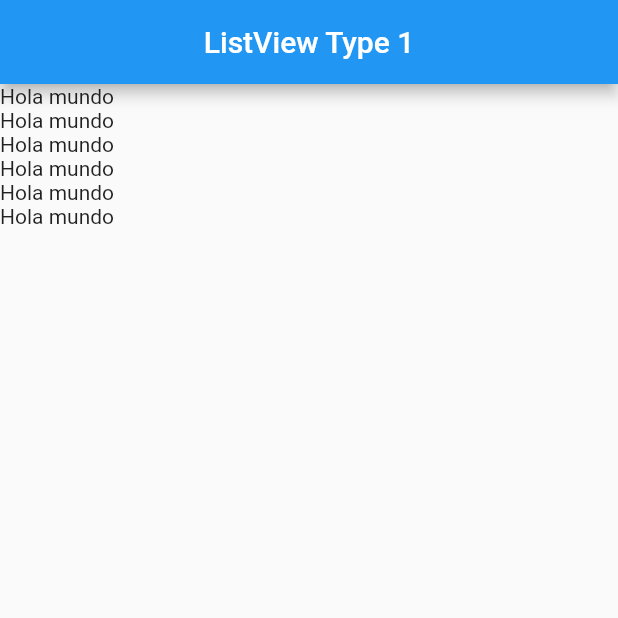
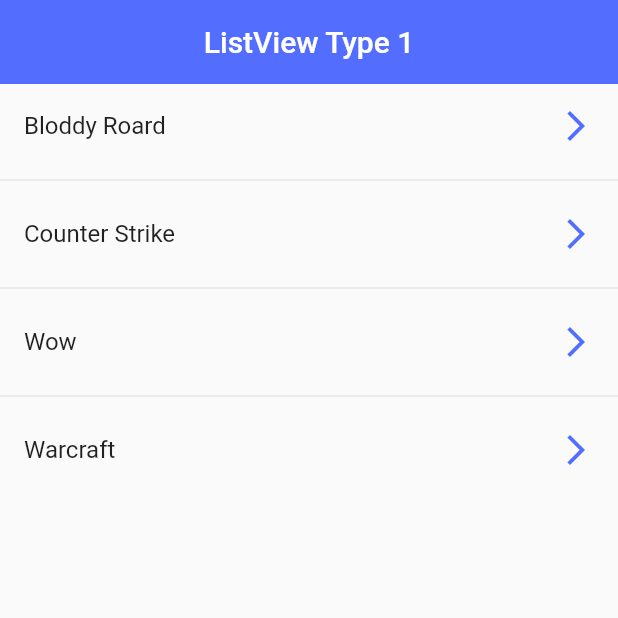
Before and after one commit to Alejgl04/flutter-components, a Flutter app: the screen it shows after launch, on a phone screen of 412 x 824 dp, the top half of it. Run offline on Flutter 3.47's test engine with Material 2 defaults, Android fonts, the phone set to English and light mode, and no system bars.

Commit message:
Listview Tipe 1

```diff
--- a/lib/main.dart
+++ b/lib/main.dart
@@ -1,5 +1,6 @@
-import 'package:fl_widgets/screens/listview_screen.dart';
 import 'package:flutter/material.dart';
+
+import 'package:fl_widgets/screens/listview1_screen.dart';
 
 void main() => runApp( const MyApp() );
 
@@ -12,7 +13,7 @@
       debugShowCheckedModeBanner: false,
 
       title: 'Material App',
-      home: ListviewScreen()
+      home: Listview1Screen()
     );
   }
 }
--- /dev/null
+++ b/lib/screens/listview1_screen.dart
@@ -0,0 +1,31 @@
+import 'package:flutter/material.dart';
+
+class Listview1Screen extends StatelessWidget {
+  final options = const['Bloddy Roard', 'Counter Strike', 'Wow', 'Warcraft'];
+  const Listview1Screen({Key? key}) : super(key: key);
+
+  @override
+  Widget build(BuildContext context) {
+    return Scaffold(
+      appBar:AppBar(
+        centerTitle: true,
+        elevation: 0,
+        backgroundColor: Colors.indigoAccent,
+        title: const Text('ListView Type 1'),
+      ),
+      body: ListView.separated(
+        itemCount: options.length,
+        itemBuilder: ( context, index ) => ListTile(
+          title: Text(options[index]),
+          trailing: const Icon( Icons.arrow_forward_ios_outlined, color:  Colors.indigoAccent),
+          onTap: () {
+            final game = options[index];
+            // ignore: avoid_print
+            print(game);
+          },
+        ),
+        separatorBuilder: (_, __) => const Divider(),
+      )
+    );
+  }
+}
--- a/lib/screens/listview_screen.dart
+++ b/lib/screens/listview_screen.dart
@@ -1,7 +1,7 @@
 import 'package:flutter/material.dart';
 
 class ListviewScreen extends StatelessWidget {
-
+  final options = const['Bloddy Roard', 'Counter Strike', 'Wow', 'Warcraft'];
   const ListviewScreen({Key? key}) : super(key: key);
 
   @override
@@ -13,12 +13,12 @@
       ),
       body: ListView(
         children: [
-          Text('Hola mundo'),
-          Text('Hola mundo'),
-          Text('Hola mundo'),
-          Text('Hola mundo'),
-          Text('Hola mundo'),
-          Text('Hola mundo'),
+          ...options.map((e) =>
+          ListTile(
+            title: Text(e),
+            trailing: const Icon( Icons.arrow_forward_ios_outlined),
+          )
+          ).toList()
         ],
       )
     );
```
